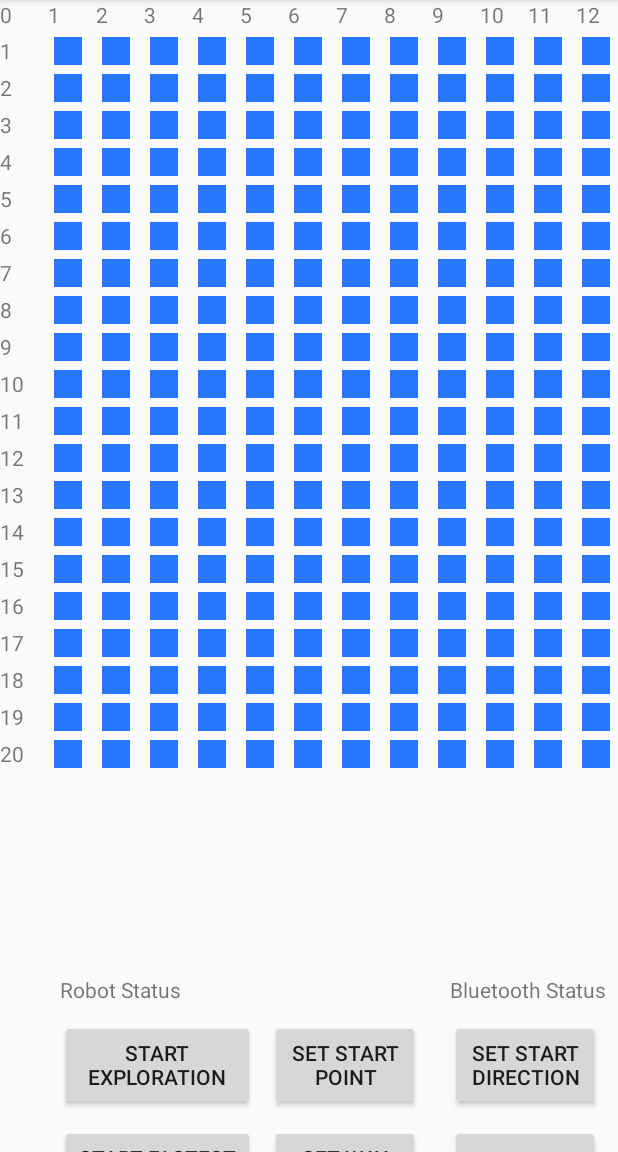
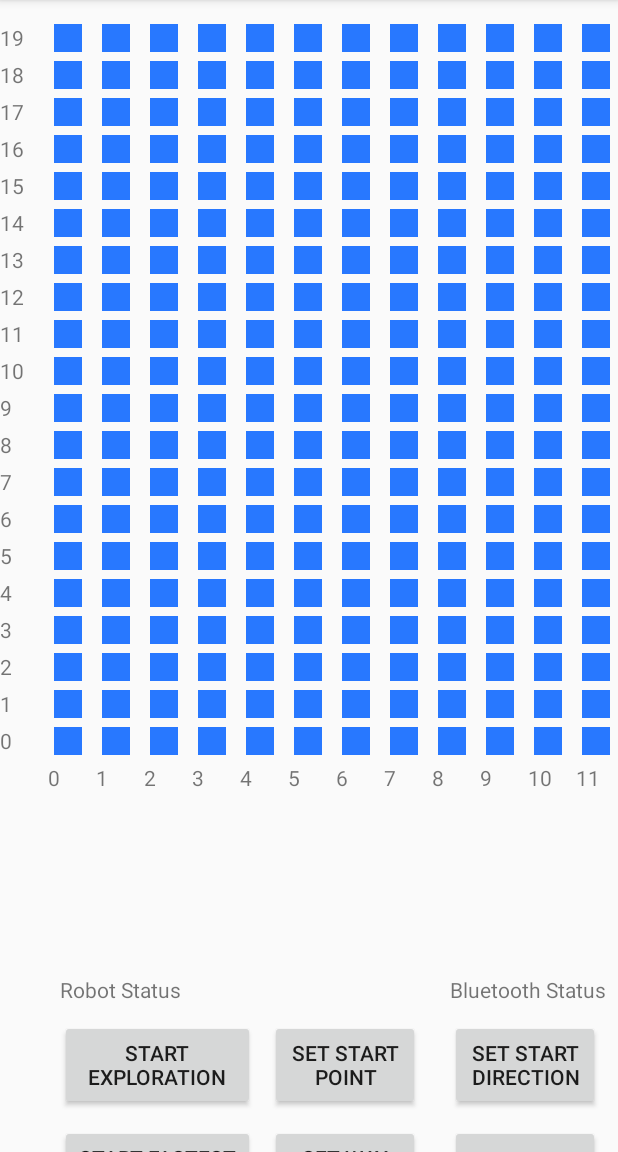
Before and after one commit to laiqinghui/CE3004---MDP, an Android app: the fragment ArenaFragment placed in its activity, after a tap on "18", on a phone screen of 412 x 824 dp, the part 84-1236 px from its top. Run offline under Robolectric (Android 15) with nearby library versions, the phone set to English and light mode, and no system bars.

Commit message:
Bug fixes and map refactor

```diff
--- a/android/app/src/main/java/com/grp5/mdp/cz3004/ArenaFragment.java
+++ b/android/app/src/main/java/com/grp5/mdp/cz3004/ArenaFragment.java
@@ -7,6 +7,7 @@ import android.graphics.PorterDuff;
 import android.net.Uri;
 import android.os.Bundle;
 import android.support.v4.app.Fragment;
+import android.util.Log;
 import android.view.LayoutInflater;
 import android.view.View;
 import android.view.ViewGroup;
@@ -72,7 +73,7 @@ public class ArenaFragment extends Fragment {
 
         // Inflate the layout for this fragment
         View view = inflater.inflate(R.layout.fragment_arena, container, false);
-        GridView gridview = (GridView) view.findViewById(R.id.gridview);
+        GridView gridview = (GridView) view.findViewById(R.id.map_grid);
         Button btCalibrate = view.findViewById(R.id.calibrateButton);
         Button btStartEx = view.findViewById(R.id.startExButton);
         Button btStartFp = view.findViewById(R.id.startFpButton);
@@ -96,11 +97,11 @@ public class ArenaFragment extends Fragment {
 
         gridview.setOnItemClickListener(new AdapterView.OnItemClickListener() {
             public void onItemClick(AdapterView<?> parent, View v, int position, long id) {
-                Toast.makeText(getContext(), "position: " + position +
-                                " x: " + ImageAdapter.calcCol(position) +
-                                " y: " + ImageAdapter.calcRow(position) +
-                                " coord: " + ImageAdapter.getCoord(position),
-                        Toast.LENGTH_SHORT).show();
+                if(ImageAdapter.getGridItem(position) != null){
+                    Toast.makeText(getContext(), "position: " + position + " x: " + ImageAdapter.calcRow(position)
+                                    + " y: " + ImageAdapter.calcCol(position),
+                            Toast.LENGTH_SHORT).show();
+                }
             }
         });
 
@@ -204,17 +205,11 @@ public class ArenaFragment extends Fragment {
         }
 
         public static int calcRow(int position) {
-            return position/16 - 1;
+            return getGridItem(position).getRow();
         }
 
         public static int calcCol(int position) {
-            return (position%16) - 1;
-        }
-
-        public static int getCoord(int position){
-            int x = calcCol(position);
-            int y = calcRow(position);
-            return (14*y)+x+y;
+            return getGridItem(position).getCol();
         }
 
         public int getCount() {
@@ -222,7 +217,14 @@ public class ArenaFragment extends Fragment {
         }
 
         public static GridImage getGridItem(int position) {
-            return gridList.get(((position-16)%16)-1);
+            int y = 19-(position/16);
+            int x = position%16 - 1;
+            int index = y*15 + x;
+            if(index >= 0 && gridList.size() > index){
+                return gridList.get(index);
+            } else {
+                return null;
+            }
         }
 
         @Override
@@ -238,10 +240,10 @@ public class ArenaFragment extends Fragment {
         public View getView(int position, View convertView, ViewGroup parent) {
             ImageView imageView;
             TextView textView;
-            if(position<16){
+            if (position == 320){
                 if (convertView == null) {
                     textView = new TextView(mContext);
-                    textView.setText(String.valueOf(position));
+                    textView.setText("");
                 } else {
                     return convertView;
                 }
@@ -249,7 +251,15 @@ public class ArenaFragment extends Fragment {
             } else if(position%16 == 0){
                 if (convertView == null) {
                     textView = new TextView(mContext);
-                    textView.setText(String.valueOf(position/16));
+                    textView.setText(String.valueOf(19-(position/16)));
+                } else {
+                    return convertView;
+                }
+                return textView;
+            } else if(position > 320){
+                if (convertView == null) {
+                    textView = new TextView(mContext);
+                    textView.setText(String.valueOf(position-321));
                 } else {
                     return convertView;
                 }
@@ -264,7 +274,7 @@ public class ArenaFragment extends Fragment {
                 } else {
                     return convertView;
                 }
-                imageView.setImageResource(gridList.get(getCoord(position)).getImageId());
+                imageView.setImageResource(getGridItem(position).getImageId());
                 return imageView;
             }
         }
--- a/android/app/src/main/java/com/grp5/mdp/cz3004/MainActivity.java
+++ b/android/app/src/main/java/com/grp5/mdp/cz3004/MainActivity.java
@@ -243,7 +243,9 @@ public class MainActivity extends AppCompatActivity
                     // construct a string from the valid bytes in the buffer
                     String readMessage = new String(readBuf, 0, msg.arg1);
                     TextView rf = (TextView) findViewById(R.id.readField);
-                    rf.setText(readMessage);
+                    if(rf != null){
+                        rf.setText(readMessage);
+                    }
                     break;
                 case Constants.MESSAGE_DEVICE_NAME:
                     // save the connected device's name
--- a/android/app/src/main/res/layout/fragment_arena.xml
+++ b/android/app/src/main/res/layout/fragment_arena.xml
@@ -6,7 +6,7 @@
 
     <!-- TODO: Update blank fragment layout -->
     <GridView xmlns:android="http://schemas.android.com/apk/res/android"
-        android:id="@+id/gridview"
+        android:id="@+id/map_grid"
         android:layout_width="500dp"
         android:layout_height="650dp"
         android:columnWidth="30dp"
@@ -15,6 +15,7 @@
         android:horizontalSpacing="5dp"
         android:stretchMode="columnWidth"
         android:gravity="center"
+        android:paddingTop="15dp"
         />
 
     <TextView
```
